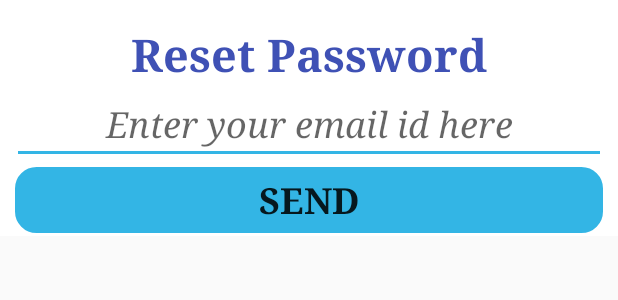
After one commit to themohit96/MyLibraryProject, an Android app: the layout activity_forget_password.xml on its own in the app's theme, with its tools: preview values and no code run, on a phone screen of 412 x 824 dp. The commit adds this screen. Shown: the top 300 px of the screen. Run offline under Robolectric (Android 15) with nearby library versions, the phone set to English and light mode, and no system bars.

Commit message:
forget password added

```diff
--- a/app/src/main/AndroidManifest.xml
+++ b/app/src/main/AndroidManifest.xml
@@ -9,7 +9,9 @@
         android:roundIcon="@mipmap/trolly"
         android:supportsRtl="true"
         android:theme="@style/AppTheme">
-        <activity android:name=".SubListActivity"></activity>
+        <activity android:name=".ForgetPassword"
+            android:theme="@style/Theme.AppCompat.Light.Dialog.Alert"></activity>
+        <activity android:name=".SubListActivity" />
         <activity android:name=".MainActivity" />
         <activity
             android:name=".WelcomeActivity"
--- a/app/src/main/java/com/thegiant/mylibraryproject/MainActivity.java
+++ b/app/src/main/java/com/thegiant/mylibraryproject/MainActivity.java
@@ -64,6 +64,7 @@ public class MainActivity extends AppCompatActivity {
                         .setAction("Action", null).show();
             }
         });*/
+
 
 
 
--- a/app/src/main/java/com/thegiant/mylibraryproject/WelcomeActivity.java
+++ b/app/src/main/java/com/thegiant/mylibraryproject/WelcomeActivity.java
@@ -7,7 +7,7 @@ import android.support.v7.app.AppCompatActivity;
 
 public class WelcomeActivity extends AppCompatActivity {
 
-    private static int SPLASH_TIME_OUT=3000;
+    private static int SPLASH_TIME_OUT=2000;
 
 
     @Override
--- a/app/src/main/res/drawable/mybutton.xml
+++ b/app/src/main/res/drawable/mybutton.xml
@@ -7,6 +7,9 @@
             <!--corners allow us to make the rounded corners button-->
             <corners android:radius="15dp" />
         </shape>
+
     </item>
 
+
+
 </selector>
--- /dev/null
+++ b/app/src/main/res/layout/activity_forget_password.xml
@@ -0,0 +1,73 @@
+<?xml version="1.0" encoding="utf-8"?>
+<android.support.constraint.ConstraintLayout xmlns:android="http://schemas.android.com/apk/res/android"
+    xmlns:app="http://schemas.android.com/apk/res-auto"
+    xmlns:tools="http://schemas.android.com/tools"
+    android:layout_width="match_parent"
+    android:layout_height="wrap_content"
+    android:background="@color/colorAccent"
+    tools:context=".ForgetPassword">
+
+    <ScrollView
+        android:layout_width="0dp"
+        android:layout_height="wrap_content"
+        android:layout_marginStart="8dp"
+        android:layout_marginLeft="8dp"
+        android:layout_marginTop="8dp"
+        android:layout_marginEnd="8dp"
+        android:layout_marginRight="8dp"
+        app:layout_constraintEnd_toEndOf="parent"
+        app:layout_constraintHorizontal_bias="0.0"
+        app:layout_constraintStart_toStartOf="parent"
+        app:layout_constraintTop_toTopOf="parent">
+
+        <LinearLayout
+            android:layout_width="match_parent"
+            android:layout_height="wrap_content"
+            android:orientation="vertical">
+
+            <TextView
+                android:id="@+id/tvTopHead2"
+                android:layout_width="match_parent"
+                android:layout_height="wrap_content"
+                android:layout_marginStart="8dp"
+                android:layout_marginLeft="8dp"
+                android:layout_marginTop="8dp"
+                android:layout_marginEnd="8dp"
+                android:layout_marginRight="8dp"
+                android:text="@string/reset_password"
+                android:textAlignment="center"
+                android:textColor="@color/colorPrimaryDark"
+                android:textSize="30sp"
+                android:textStyle="bold"
+                app:fontFamily="serif"
+                app:layout_constraintEnd_toEndOf="parent"
+                app:layout_constraintStart_toStartOf="parent"
+                app:layout_constraintTop_toTopOf="parent" />
+
+            <EditText
+                android:id="@+id/etMail"
+                android:layout_width="match_parent"
+                android:layout_height="wrap_content"
+                android:backgroundTint="@color/colorPrimary"
+                android:ems="10"
+                android:hint="@string/put_mail"
+                android:inputType="textEmailAddress"
+                android:textAlignment="center"
+                android:textColor="@color/colorPrimary"
+                android:textSize="24sp"
+                android:textStyle="italic"
+                android:typeface="serif" />
+
+            <Button
+                android:id="@+id/btnSend"
+                android:layout_width="match_parent"
+                android:layout_height="wrap_content"
+                android:background="@drawable/mybutton"
+                android:text="@string/send"
+                android:textSize="24sp"
+                android:textStyle="bold"
+                android:typeface="serif" />
+
+        </LinearLayout>
+    </ScrollView>
+</android.support.constraint.ConstraintLayout>
--- a/app/src/main/res/values/strings.xml
+++ b/app/src/main/res/values/strings.xml
@@ -27,6 +27,10 @@
     <string name="sub_code">Subject Code:-</string>
     <string name="sub_credit">Subject Credit:-</string>
 
+    <string name="reset_password">Reset Password</string>
+    <string name="put_mail">Enter your email id here</string>
+    <string name="send">Send</string>
+
 
     <!-- TODO: Remove or change this placeholder text -->
     <string name="hello_blank_fragment">Hello blank fragment</string>
--- a/build.gradle
+++ b/build.gradle
@@ -7,7 +7,7 @@ buildscript {
 
     }
     dependencies {
-        classpath 'com.android.tools.build:gradle:3.3.0'
+        classpath 'com.android.tools.build:gradle:3.3.1'
         classpath 'com.google.gms:google-services:4.2.0'
 
         // NOTE: Do not place your application dependencies here; they belong
```
Also changed, not shown: app/build.gradle (+6 -1 lines), app/src/main/java/com/thegiant/mylibraryproject/ForgetPassword.java (added, +55 -0 lines), app/src/main/java/com/thegiant/mylibraryproject/Tab1Data.java (+82 -2 lines).
